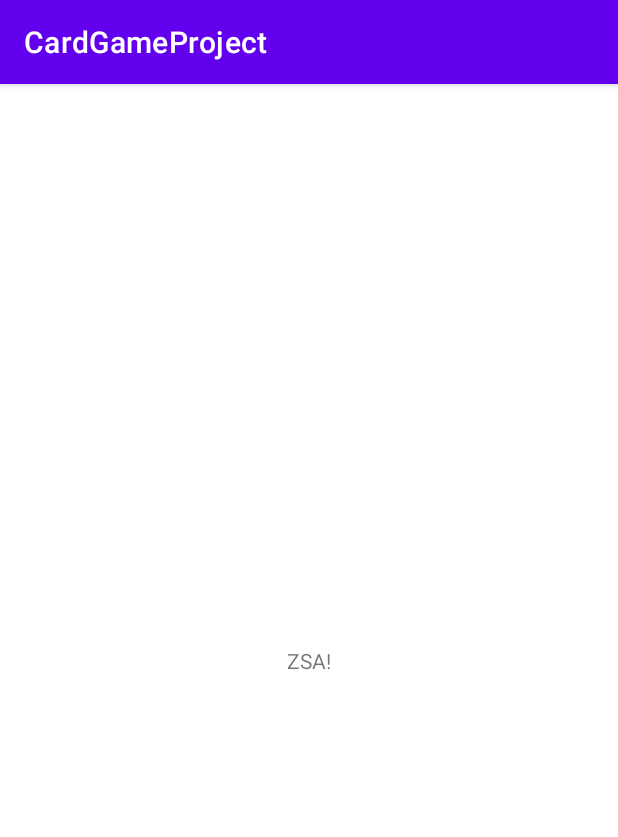
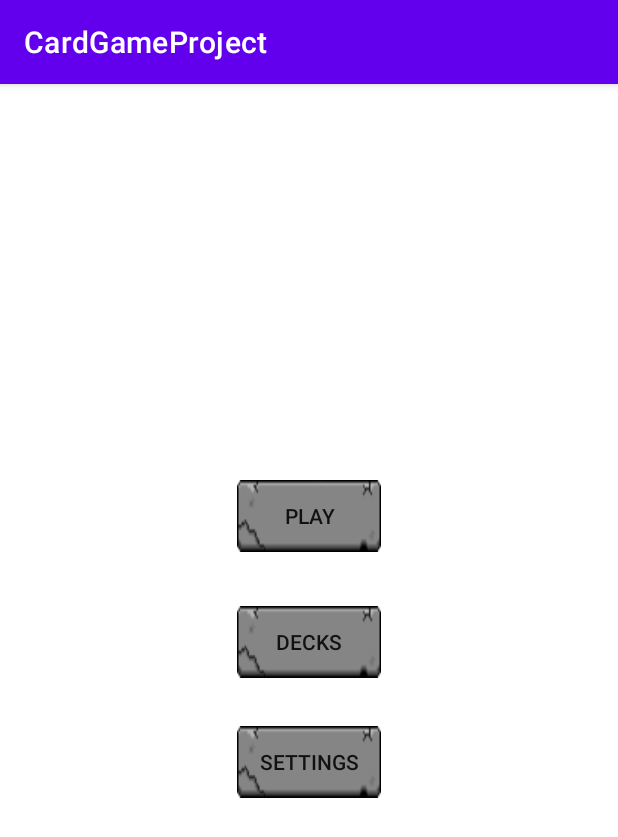
Before and after one commit to ASzecsenyi/TryProject, an Android app: the screen it shows after launch (MainActivity), on a phone screen of 412 x 824 dp. Shown: the top 837 px of the screen. Run offline under Robolectric (Android 15) with nearby library versions, the phone set to English and light mode, and no system bars.

Commit message:
Buttons!

```diff
--- a/app/src/main/res/layout/activity_main.xml
+++ b/app/src/main/res/layout/activity_main.xml
@@ -6,13 +6,43 @@
     android:layout_height="match_parent"
     tools:context=".MainActivity">
 
-    <TextView
+    <android.widget.Button
+        android:id="@+id/buttonPlay"
         android:layout_width="wrap_content"
         android:layout_height="wrap_content"
-        android:text="ZSA!"
-        app:layout_constraintBottom_toBottomOf="parent"
-        app:layout_constraintLeft_toLeftOf="parent"
-        app:layout_constraintRight_toRightOf="parent"
+        android:layout_marginStart="141dp"
+        android:layout_marginTop="264dp"
+        android:layout_marginEnd="142dp"
+        android:background="@drawable/big_button"
+        android:text="Play"
+        app:layout_constraintEnd_toEndOf="parent"
+        app:layout_constraintStart_toStartOf="parent"
         app:layout_constraintTop_toTopOf="parent" />
 
+    <android.widget.Button
+        android:id="@+id/buttonDecks"
+        android:layout_width="wrap_content"
+        android:layout_height="wrap_content"
+        android:layout_marginStart="141dp"
+        android:layout_marginTop="36dp"
+        android:layout_marginEnd="142dp"
+        android:background="@drawable/big_button"
+        android:text="Decks"
+        app:layout_constraintEnd_toEndOf="parent"
+        app:layout_constraintStart_toStartOf="parent"
+        app:layout_constraintTop_toBottomOf="@+id/buttonPlay" />
+
+    <android.widget.Button
+        android:id="@+id/buttonSettings"
+        android:layout_width="wrap_content"
+        android:layout_height="wrap_content"
+        android:layout_marginStart="141dp"
+        android:layout_marginTop="32dp"
+        android:layout_marginEnd="142dp"
+        android:background="@drawable/big_button"
+        android:text="Settings"
+        app:layout_constraintEnd_toEndOf="parent"
+        app:layout_constraintStart_toStartOf="parent"
+        app:layout_constraintTop_toBottomOf="@+id/buttonDecks" />
+
 </androidx.constraintlayout.widget.ConstraintLayout>
```
Also changed, not shown: app/src/main/res/drawable/big_button.png (added).
